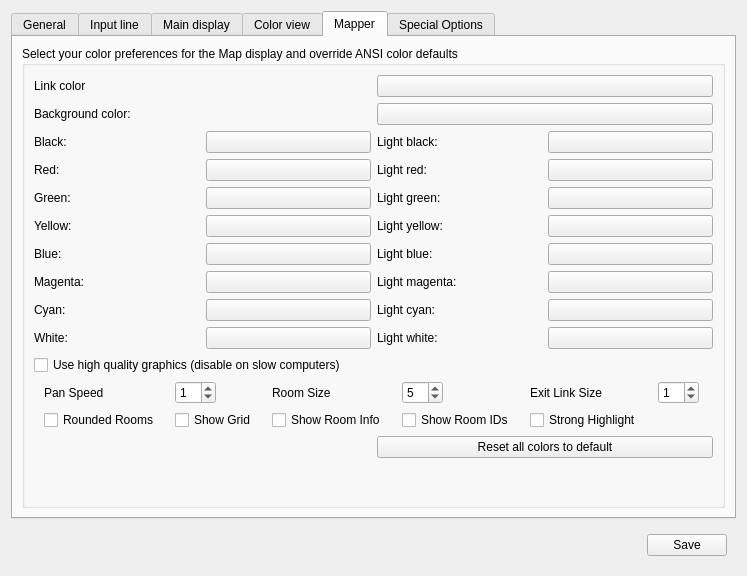
This is src/ui/profile_preferences.ui in Chris7/Mudlet1 as Qt 5 draws it before an edit. The edited form follows.
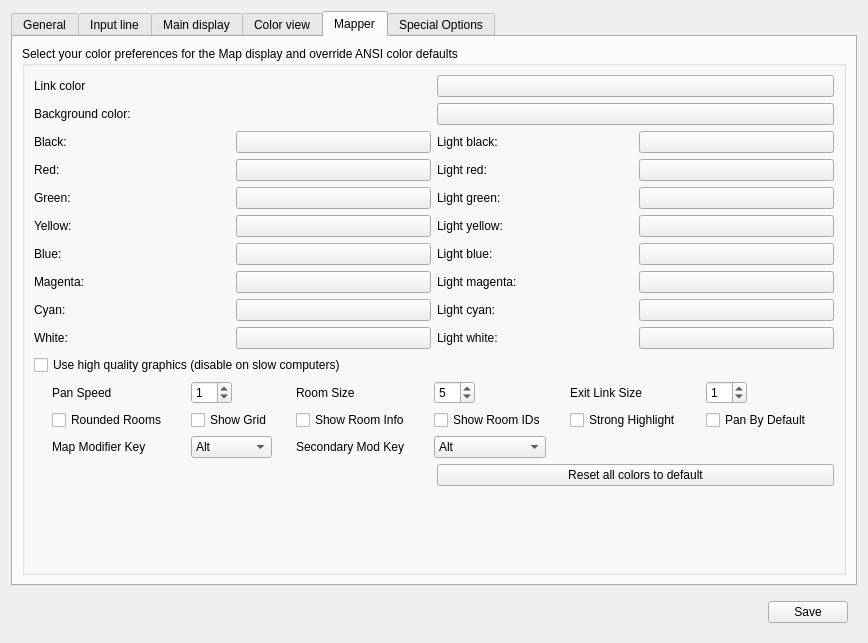
This is the edited form. Icons and pictures are not drawn.

What changed in the file:
```diff
--- a/src/ui/profile_preferences.ui
+++ b/src/ui/profile_preferences.ui
@@ -6,8 +6,8 @@
    <rect>
     <x>0</x>
     <y>0</y>
-    <width>747</width>
-    <height>576</height>
+    <width>868</width>
+    <height>643</height>
    </rect>
   </property>
   <property name="sizePolicy">
@@ -756,6 +756,13 @@
             </property>
            </spacer>
           </item>
+          <item row="5" column="1">
+           <widget class="QPushButton" name="reset_colors_button_2">
+            <property name="text">
+             <string>Reset all colors to default</string>
+            </property>
+           </widget>
+          </item>
          </layout>
         </widget>
        </item>
@@ -1707,6 +1714,65 @@
               </property>
              </widget>
             </item>
+            <item row="2" column="6">
+             <widget class="QCheckBox" name="panDefault">
+              <property name="text">
+               <string>Pan By Default</string>
+              </property>
+             </widget>
+            </item>
+            <item row="3" column="0">
+             <widget class="QLabel" name="label_12">
+              <property name="text">
+               <string>Map Modifier Key</string>
+              </property>
+             </widget>
+            </item>
+            <item row="3" column="2">
+             <widget class="QComboBox" name="mapModKey">
+              <item>
+               <property name="text">
+                <string>Alt</string>
+               </property>
+              </item>
+              <item>
+               <property name="text">
+                <string>Control</string>
+               </property>
+              </item>
+              <item>
+               <property name="text">
+                <string>Shift</string>
+               </property>
+              </item>
+             </widget>
+            </item>
+            <item row="3" column="3">
+             <widget class="QLabel" name="label_13">
+              <property name="text">
+               <string>Secondary Mod Key</string>
+              </property>
+             </widget>
+            </item>
+            <item row="3" column="4">
+             <widget class="QComboBox" name="mapModSecKey">
+              <item>
+               <property name="text">
+                <string>Alt</string>
+               </property>
+              </item>
+              <item>
+               <property name="text">
+                <string>Control</string>
+               </property>
+              </item>
+              <item>
+               <property name="text">
+                <string>Shift</string>
+               </property>
+              </item>
+             </widget>
+            </item>
            </layout>
           </item>
          </layout>
```
Left out of the diff: 3 changed lines with no effect on the pictures.
